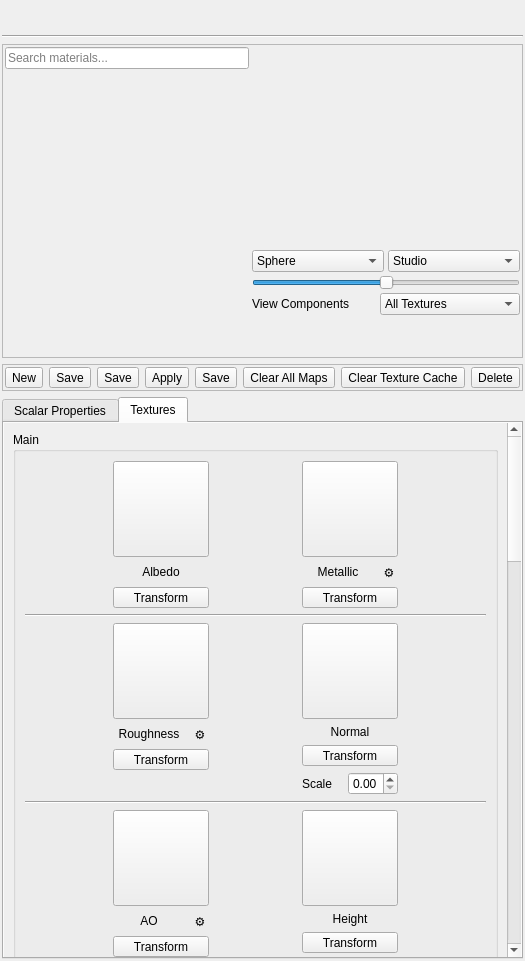
Above: ui/MaterialPropertiesPanel.ui from 01Hub/ModelViewer before the change. Below: the same form after it.
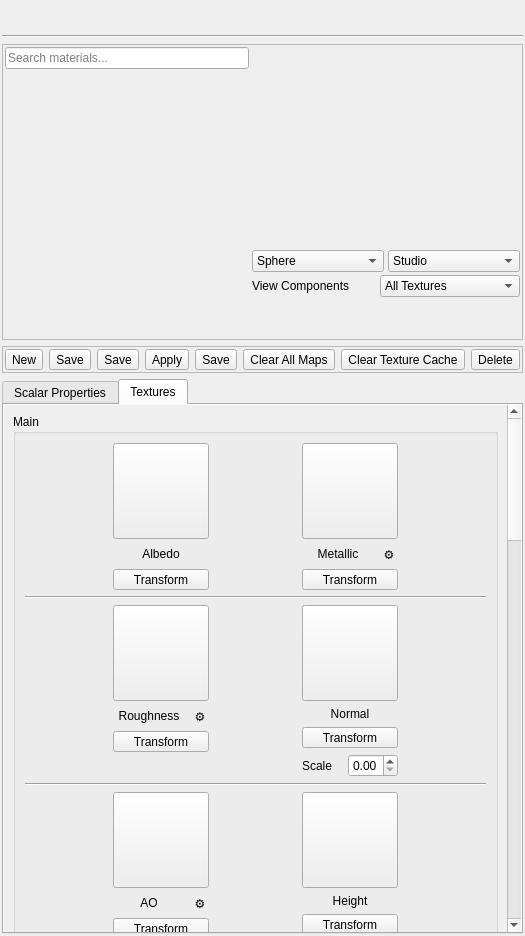
That is the form after the change. The open tabs and pages were chosen to show the change. Icons and pictures are not drawn. Custom widgets are drawn as their Qt base class.

Commit message:
Remove exposure slider from MaterialPropertiesPanel
Removed the exposure slider widget and all related logic from the MaterialPropertiesPanel UI and implementation. Updated the UI layout and tab order to reflect this change.

Diff of the .ui file:
```diff
--- a/ui/MaterialPropertiesPanel.ui
+++ b/ui/MaterialPropertiesPanel.ui
@@ -8,7 +8,7 @@
     <x>0</x>
     <y>0</y>
     <width>445</width>
-    <height>961</height>
+    <height>936</height>
    </rect>
   </property>
   <property name="sizePolicy">
@@ -187,7 +187,7 @@
        </layout>
       </item>
       <item>
-       <layout class="QVBoxLayout" name="previewLayout" stretch="0,0,0,0,0">
+       <layout class="QVBoxLayout" name="previewLayout" stretch="0,0,0,0">
         <property name="spacing">
          <number>3</number>
         </property>
@@ -286,34 +286,6 @@
           </item>
          </layout>
         </item>
-        <item alignment="Qt::AlignmentFlag::AlignTop">
-         <widget class="QSlider" name="sliderExposure">
-          <property name="minimum">
-           <number>-40</number>
-          </property>
-          <property name="maximum">
-           <number>40</number>
-          </property>
-          <property name="value">
-           <number>0</number>
-          </property>
-          <property name="orientation">
-           <enum>Qt::Orientation::Horizontal</enum>
-          </property>
-          <property name="invertedAppearance">
-           <bool>false</bool>
-          </property>
-          <property name="invertedControls">
-           <bool>false</bool>
-          </property>
-          <property name="tickPosition">
-           <enum>QSlider::TickPosition::NoTicks</enum>
-          </property>
-          <property name="tickInterval">
-           <number>10</number>
-          </property>
-         </widget>
-        </item>
         <item>
          <layout class="QHBoxLayout" name="horizontalLayout_texMode">
           <item>
@@ -1561,7 +1533,7 @@
            <rect>
             <x>0</x>
             <y>0</y>
-            <width>423</width>
+            <width>374</width>
             <height>2361</height>
            </rect>
           </property>
```
Left out of the diff: 1 changed line with no effect on the pictures. The commit also changes 1 other file.
